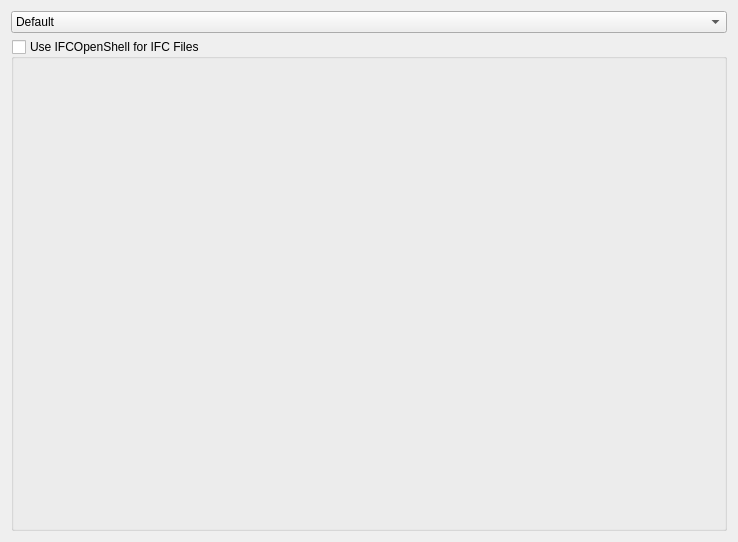
Above: forms/repo_widget_flags_ifc.ui from 3drepo/3drepogui before the change. Below: the same form after it.
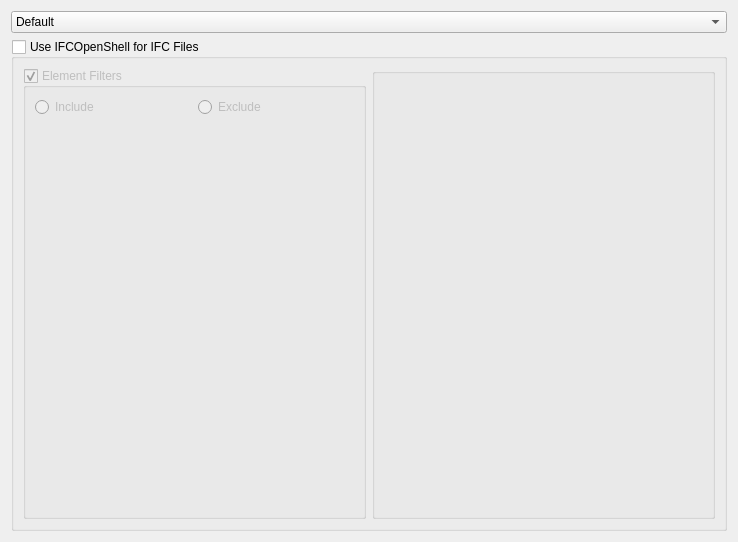
That is the form after the change. Custom widgets are drawn as their Qt base class.

Commit message: #191 display/allow configuration of IFCOpenshell filtering

What changed in the file:
```diff
--- a/forms/repo_widget_flags_ifc.ui
+++ b/forms/repo_widget_flags_ifc.ui
@@ -60,10 +60,63 @@
      <property name="checked">
       <bool>false</bool>
      </property>
+     <layout class="QHBoxLayout" name="horizontalLayout">
+      <item>
+       <widget class="QGroupBox" name="ElementFilteringGroupBox">
+        <property name="title">
+         <string>Element Filters</string>
+        </property>
+        <property name="checkable">
+         <bool>true</bool>
+        </property>
+        <layout class="QVBoxLayout" name="verticalLayout_5">
+         <item>
+          <layout class="QHBoxLayout" name="horizontalLayout_3">
+           <item>
+            <widget class="QRadioButton" name="includeElementsRadioButton">
+             <property name="text">
+              <string>Include</string>
+             </property>
+            </widget>
+           </item>
+           <item>
+            <widget class="QRadioButton" name="excludeElementsRadioButton">
+             <property name="text">
+              <string>Exclude</string>
+             </property>
+            </widget>
+           </item>
+          </layout>
+         </item>
+         <item>
+          <widget class="repo::gui::widget::UnfilterableTreeWidget" name="elementsFilter" native="true"/>
+         </item>
+        </layout>
+       </widget>
+      </item>
+      <item>
+       <widget class="QGroupBox" name="groupBox">
+        <property name="enabled">
+         <bool>true</bool>
+        </property>
+        <property name="title">
+         <string/>
+        </property>
+       </widget>
+      </item>
+     </layout>
     </widget>
    </item>
   </layout>
  </widget>
+ <customwidgets>
+  <customwidget>
+   <class>repo::gui::widget::UnfilterableTreeWidget</class>
+   <extends>QWidget</extends>
+   <header>src/repo/gui/widgets/repo_widget_tree_unfilterable.h</header>
+   <container>1</container>
+  </customwidget>
+ </customwidgets>
  <resources/>
  <connections/>
 </ui>
```
Left out of the diff: 2 changed lines with no effect on the pictures. The commit also changes 3 other files.
